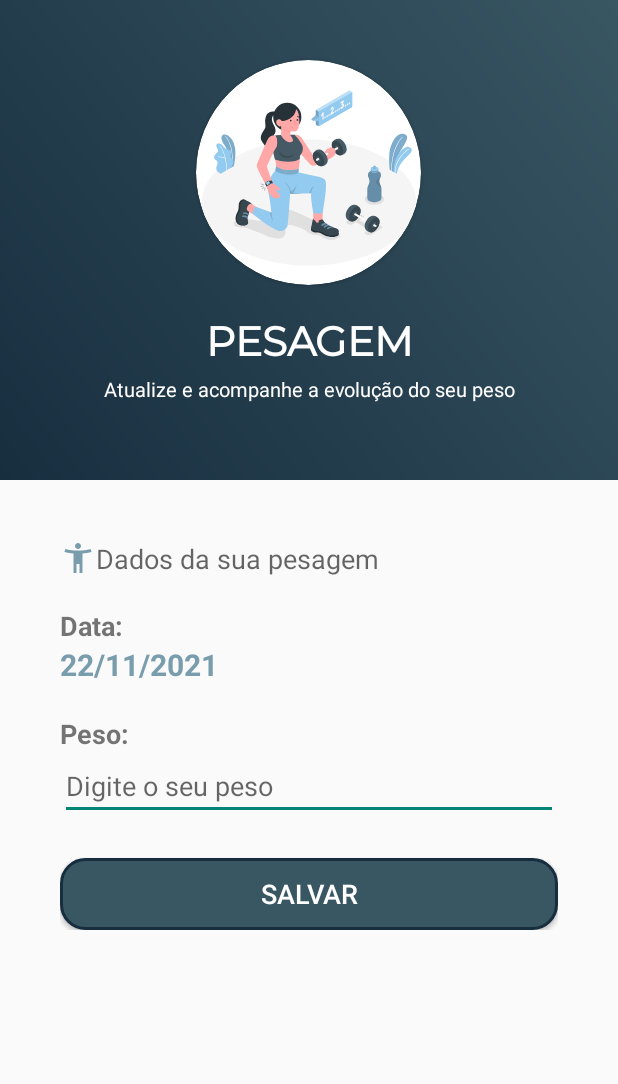
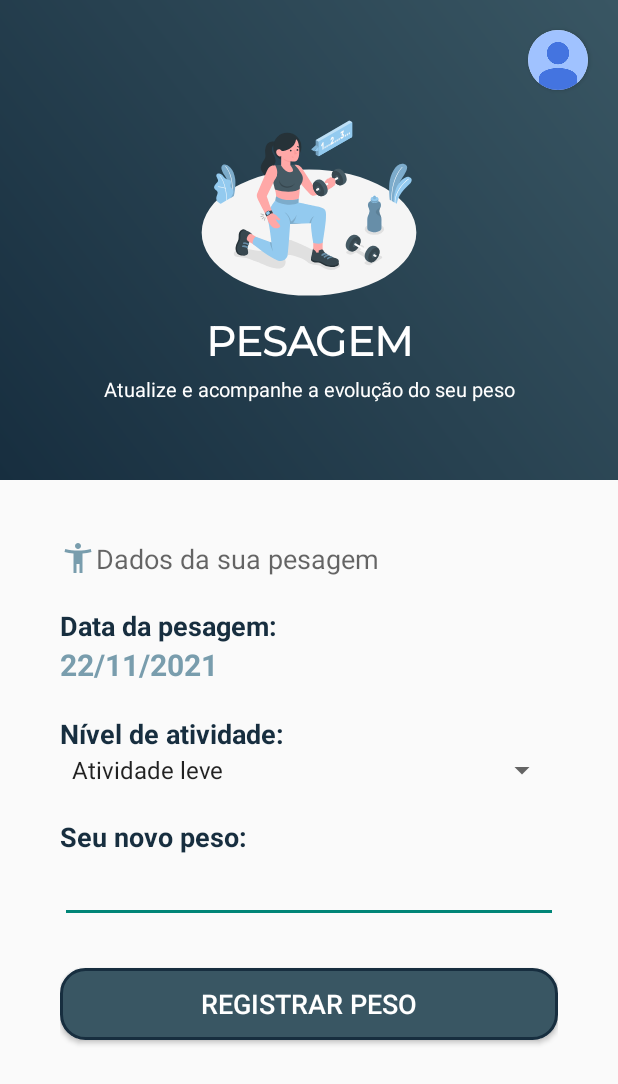
Before and after one commit to sarah1510/appAndroid, an Android app: the layout activity_pesagem.xml on its own in the app's theme, with its tools: preview values and no code run, on a phone screen of 412 x 824 dp. Shown: the top 1084 px of the screen. Run offline under Robolectric (Android 15) with nearby library versions, the phone set to English and light mode, and no system bars.

Commit message:
cálculo imc, finalizando tela de pesagem e salvando os dados

```diff
--- a/app/src/main/AndroidManifest.xml
+++ b/app/src/main/AndroidManifest.xml
@@ -9,7 +9,8 @@
         android:roundIcon="@drawable/calculadora_de_calorias"
         android:supportsRtl="true"
         android:theme="@style/Theme.PrimeiroApp">
-        <activity android:name=".ui.Pesagem1Activity"></activity>
+        <activity android:name=".SobrePesagemActivity"></activity>
+        <activity android:name=".ui.PesagemActivity" />
         <activity android:name=".ui.DashboardActivity" />
         <activity android:name=".ui.NovoUsuarioActivity" />
         <activity android:name=".ui.LoginActivity">
--- a/app/src/main/java/com/example/primeiroapp/ui/Pesagem1Activity.kt
+++ /dev/null
@@ -1,12 +0,0 @@
-package com.example.primeiroapp.ui
-
-import androidx.appcompat.app.AppCompatActivity
-import android.os.Bundle
-import com.example.primeiroapp.R
-
-class Pesagem1Activity : AppCompatActivity() {
-    override fun onCreate(savedInstanceState: Bundle?) {
-        super.onCreate(savedInstanceState)
-        setContentView(R.layout.activity_pesagem1)
-    }
-}
--- a/app/src/main/res/layout/activity_dashboard.xml
+++ b/app/src/main/res/layout/activity_dashboard.xml
@@ -178,11 +178,11 @@
         android:orientation="vertical">
 
         <RelativeLayout
-            android:id="@+id/relative_peso"
+            android:id="@+id/relative_pesar_agora"
             android:layout_width="300dp"
             android:layout_height="100dp"
             android:layout_marginStart="50dp"
-            android:layout_marginTop="35dp"
+            android:layout_marginTop="65dp"
             android:background="@drawable/formato_button2">
 
             <ImageView
--- a/app/src/main/res/layout/activity_pesagem1.xml
+++ b/app/src/main/res/layout/activity_pesagem.xml
@@ -1,5 +1,5 @@
+<?xml version="1.0" encoding="utf-8"?>
 
-<?xml version="1.0" encoding="utf-8"?>
 <LinearLayout
     xmlns:android="http://schemas.android.com/apk/res/android"
     xmlns:app="http://schemas.android.com/apk/res-auto"
@@ -16,11 +16,12 @@
         android:orientation="vertical">
 
         <androidx.cardview.widget.CardView
-            android:layout_width="150dp"
-            android:layout_height="150dp"
+            android:layout_width="40dp"
+            android:layout_height="40dp"
             app:cardCornerRadius="80dp"
-            android:layout_gravity="center"
-            android:layout_marginTop="40dp"
+            android:layout_gravity="end"
+            android:layout_marginEnd="20dp"
+            android:layout_marginTop="20dp"
             app:cardBackgroundColor="@color/white">
 
             <ImageView
@@ -28,17 +29,21 @@
                 android:layout_width="match_parent"
                 android:layout_height="match_parent"
                 android:scaleType="centerCrop"
-                android:src="@drawable/ic_workout"/>
+                android:src="@drawable/profile"/>
 
         </androidx.cardview.widget.CardView>
 
+        <ImageView
+            android:layout_width="150dp"
+            android:layout_height="150dp"
+            android:layout_gravity="center"
+            android:src="@drawable/ic_workout"/>
 
         <TextView
             android:layout_width="match_parent"
             android:layout_height="wrap_content"
             android:fontFamily="@font/montserrat"
             android:text="PESAGEM"
-            android:layout_marginTop="20dp"
             android:textSize="27sp"
             android:textStyle="bold"
             android:gravity="center"
@@ -54,6 +59,12 @@
 
 
     </LinearLayout>
+
+
+<ScrollView
+    android:layout_width="match_parent"
+    android:layout_height="wrap_content">
+
 
     <LinearLayout
         android:layout_width="match_parent"
@@ -73,11 +84,13 @@
             android:layout_width="wrap_content"
             android:layout_height="wrap_content"
             android:layout_marginTop="20dp"
-            android:text="Data:"
+            android:text="Data da pesagem:"
             android:textSize="18sp"
-            android:textStyle="bold" />
+            android:textColor="@color/blue_700"
+            android:textStyle="bold"/>
 
         <TextView
+            android:id="@+id/tv_data_pesagem"
             android:layout_width="wrap_content"
             android:layout_height="wrap_content"
             android:text="22/11/2021"
@@ -86,29 +99,50 @@
             android:textStyle="bold" />
 
         <TextView
+
             android:layout_width="wrap_content"
             android:layout_height="wrap_content"
             android:layout_marginTop="20dp"
-            android:text="Peso:"
+            android:text="Nível de atividade:"
             android:textSize="18sp"
-            android:textStyle="bold" />
+            android:textColor="@color/blue_700"
+            android:textStyle="bold"/>
+
+        <Spinner
+            android:id="@+id/spinner_niveis"
+            android:layout_width="match_parent"
+            android:layout_height="wrap_content"
+            android:entries="@array/niveis" />
+
+        <TextView
+            android:layout_width="wrap_content"
+            android:layout_height="wrap_content"
+            android:layout_marginTop="20dp"
+            android:inputType="number"
+            android:text="Seu novo peso:"
+            android:textSize="18sp"
+            android:textColor="@color/blue_700"
+            android:textStyle="bold"/>
 
         <EditText
+            android:id="@+id/et_novo_peso"
             android:layout_width="match_parent"
             android:layout_height="wrap_content"
-            android:hint="Digite o seu peso"
-            android:textSize="18sp" />
+            android:textColor="@color/blue_200" />
 
         <Button
+            android:id="@+id/btn_registrar_novo_texto"
             android:layout_width="match_parent"
             android:layout_height="match_parent"
-            android:layout_marginTop="25dp"
+            android:layout_marginTop="30dp"
             android:background="@drawable/formato_button"
-            android:text="SALVAR"
+            android:text="REGISTRAR PESO"
             android:textColor="@color/white"
-            android:textSize="18dp" />
+            android:textSize="18dp"
+            android:layout_marginBottom="100dp"/>
 
     </LinearLayout>
 
+</ScrollView>
 
 </LinearLayout>
--- a/app/src/main/res/values/strings.xml
+++ b/app/src/main/res/values/strings.xml
@@ -1,3 +1,10 @@
 <resources>
     <string name="app_name">Primeiro App</string>
+
+    //array de strings é feita quando tem uma lista fixa
+    <string-array name="niveis">
+        <item>Atividade leve</item>
+        <item>Atividade moderada</item>
+        <item>Atividade intensa</item>
+    </string-array>
 </resources>
```
Also changed, not shown: app/src/main/java/com/example/primeiroapp/ui/DashboardActivity.kt (+12 -0 lines), app/src/main/java/com/example/primeiroapp/ui/PesagemActivity.kt (added, +53 -0 lines), app/src/main/java/com/example/primeiroapp/utils/Calculos.kt (+17 -3 lines), app/src/main/java/com/example/primeiroapp/utils/Datas.kt (+16 -0 lines).
